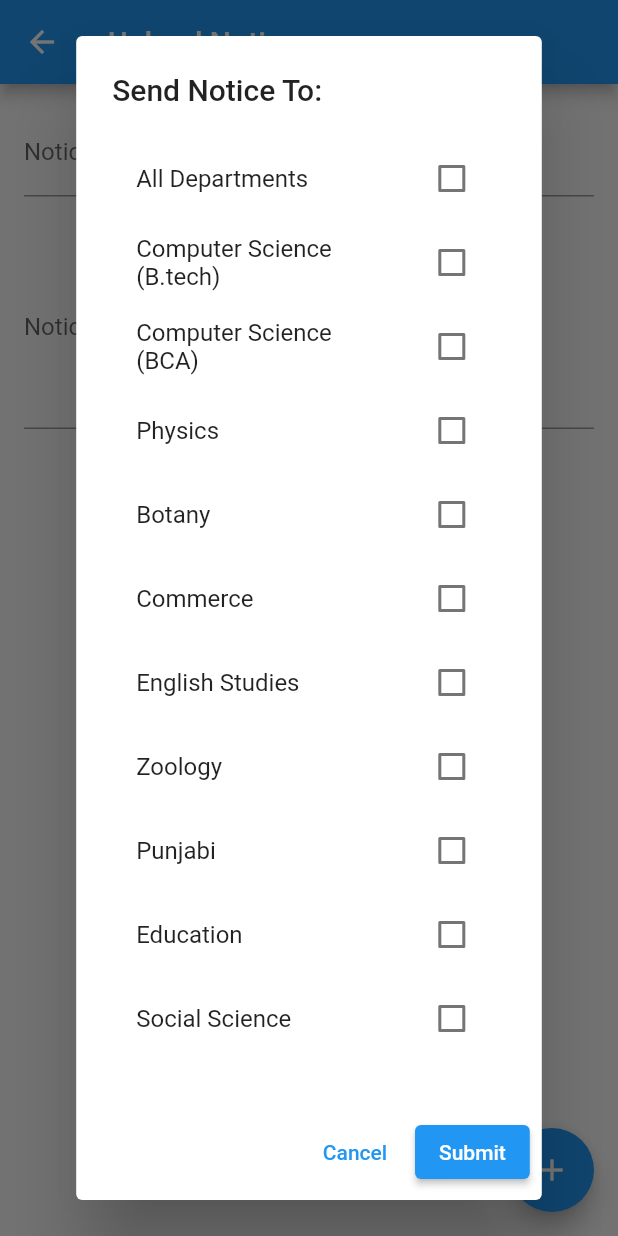
After one commit to Lakhjeet1082/AkalFeedbackHub, a Flutter app: the NoticePage screen opened directly, after a tap on "Select Department", on a phone screen of 412 x 824 dp. The commit adds this screen. Run offline on Flutter 3.47's test engine with Material 2 defaults, Android fonts, the phone set to English and light mode, and no system bars; our stand-ins replace file_picker.

Commit message:
Added Notice page

```diff
--- a/lib/Home.dart
+++ b/lib/departments.dart
@@ -1,5 +1,5 @@
 import 'package:flutter/material.dart';
-import 'FeedbackFormScreen.dart';
+import 'selection.dart';
 
 void main() => runApp(Departments());
 
--- /dev/null
+++ b/lib/notice.dart
@@ -0,0 +1,190 @@
+import 'package:flutter/material.dart';
+import 'package:file_picker/file_picker.dart';
+
+class NoticePage extends StatefulWidget {
+  @override
+  _NoticePageState createState() => _NoticePageState();
+}
+
+class _NoticePageState extends State<NoticePage> {
+  final GlobalKey<FormState> _formKey = GlobalKey<FormState>();
+  TextEditingController _titleController = TextEditingController();
+  TextEditingController _contentController = TextEditingController();
+  List<String> _departments = [
+    'Computer Science (B.tech)',
+    'Computer Science (BCA)',
+    'Physics',
+    'Botany',
+    'Commerce',
+    'English Studies',
+    'Zoology',
+    'Punjabi',
+    'Education',
+    'Social Science',
+    'Mathematics',
+    'Psychology',
+    'Economics',
+    'Chemistry',
+    'SGGS',
+    'MBA',
+    'BBA',
+    'BSc Medical',
+    'BSc Non-Medical',
+    'BSc Physiotherapy',
+  ];
+  List<bool> _isSelected = List.filled(20, false); // Keeps track of selected departments
+  List<PlatformFile>? _files; // Store the selected files
+
+  void _submitForm(bool sendToAll) {
+    if (_formKey.currentState != null && _formKey.currentState!.validate()) {
+      if (_files != null) {
+        for (var file in _files!) {
+          // Handle the uploaded file, file.path contains the file path
+          print('File Path: ${file.path}');
+        }
+      }
+
+      if (sendToAll) {
+        // Forward notice to all departments
+        print('Notice forwarded to all departments');
+      } else {
+        for (int i = 0; i < _isSelected.length; i++) {
+          if (_isSelected[i]) {
+            // Forward notice to the selected department _departments[i]
+            print('Notice forwarded to ${_departments[i]}');
+          }
+        }
+      }
+      // Reset form fields after submission if necessary
+      _formKey.currentState!.reset();
+      _isSelected = List.filled(_departments.length, false); // Reset department selections
+      _files = null; // Reset selected files
+    }
+  }
+
+  Future<void> _getFilesFromGallery() async {
+    List<PlatformFile>? pickedFiles = [];
+
+    try {
+      pickedFiles = (await FilePicker.platform.pickFiles(
+        type: FileType.custom,
+        allowedExtensions: ['jpg', 'pdf', 'png', 'docx'],
+      ))?.files;
+    } catch (e) {
+      print('Error picking files: $e');
+    }
+
+    setState(() {
+      _files = pickedFiles;
+    });
+  }
+
+  @override
+  Widget build(BuildContext context) {
+    return Scaffold(
+      appBar: AppBar(
+        title: Text('Upload Notice'),
+      ),
+      body: Padding(
+        padding: const EdgeInsets.all(16.0),
+        child: Form(
+          key: _formKey,
+          child: Column(
+            children: <Widget>[
+              TextFormField(
+                controller: _titleController,
+                decoration: InputDecoration(labelText: 'Notice Title'),
+                validator: (value) {
+                  if (value == null || value.isEmpty) {
+                    return 'Please enter the notice title';
+                  }
+                  return null;
+                },
+              ),
+              SizedBox(height: 20),
+              TextFormField(
+                controller: _contentController,
+                decoration: InputDecoration(labelText: 'Notice Content'),
+                maxLines: 5,
+                validator: (value) {
+                  if (value == null || value.isEmpty) {
+                    return 'Please enter the notice content';
+                  }
+                  return null;
+                },
+              ),
+              SizedBox(height: 20),
+              ElevatedButton(
+  onPressed: () {
+    showDialog(
+      context: context,
+      builder: (BuildContext context) {
+        return StatefulBuilder(
+          builder: (context, setState) {
+            return AlertDialog(
+              title: Text('Send Notice To:'),
+              content: SingleChildScrollView(
+                child: Column(
+                  mainAxisSize: MainAxisSize.min,
+                  children: <Widget>[
+                    CheckboxListTile(
+                      title: Text('All Departments'),
+                      value: _isSelected.every((element) => element == true),
+                      onChanged: (value) {
+                        setState(() {
+                          _isSelected = List.filled(_departments.length, value!);
+                        });
+                      },
+                    ),
+                    ...List.generate(
+                      _departments.length,
+                      (index) => CheckboxListTile(
+                        title: Text(_departments[index]),
+                        value: _isSelected[index],
+                        onChanged: (value) {
+                          setState(() {
+                            _isSelected[index] = value!;
+                          });
+                        },
+                      ),
+                    ),
+                  ],
+                ),
+              ),
+              actions: <Widget>[
+                TextButton(
+                  onPressed: () {
+                    Navigator.of(context).pop();
+                  },
+                  child: Text('Cancel'),
+                ),
+                ElevatedButton(
+                  onPressed: () {
+                    Navigator.of(context).pop();
+                    _submitForm(_isSelected.every((element) => element == true));
+                  },
+                  child: Text('Submit'),
+                ),
+              ],
+            );
+          },
+        );
+      },
+    );
+  },
+  child: Text('Select Department'),
+),
+
+            ],
+          ),
+        ),
+      ),
+      floatingActionButton: FloatingActionButton(
+        onPressed: _getFilesFromGallery,
+        child: Icon(Icons.add),
+      ),
+    );
+  }
+}
+
+void main() => runApp(MaterialApp(home: NoticePage()));
--- a/pubspec.yaml
+++ b/pubspec.yaml
@@ -30,6 +30,8 @@ environment:
 dependencies:
   flutter:
     sdk: flutter
+  file_picker: ^5.5.0
+  image_picker: ^1.0.4
 
 
   # The following adds the Cupertino Icons font to your application.
```
Also changed, not shown: lib/dashboard.dart (+35 -11 lines), lib/login.dart (added, +274 -0 lines), lib/selection.dart (renamed from lib/FeedbackFormScreen.dart, +5 -3 lines), pubspec.lock, 5 other files.
